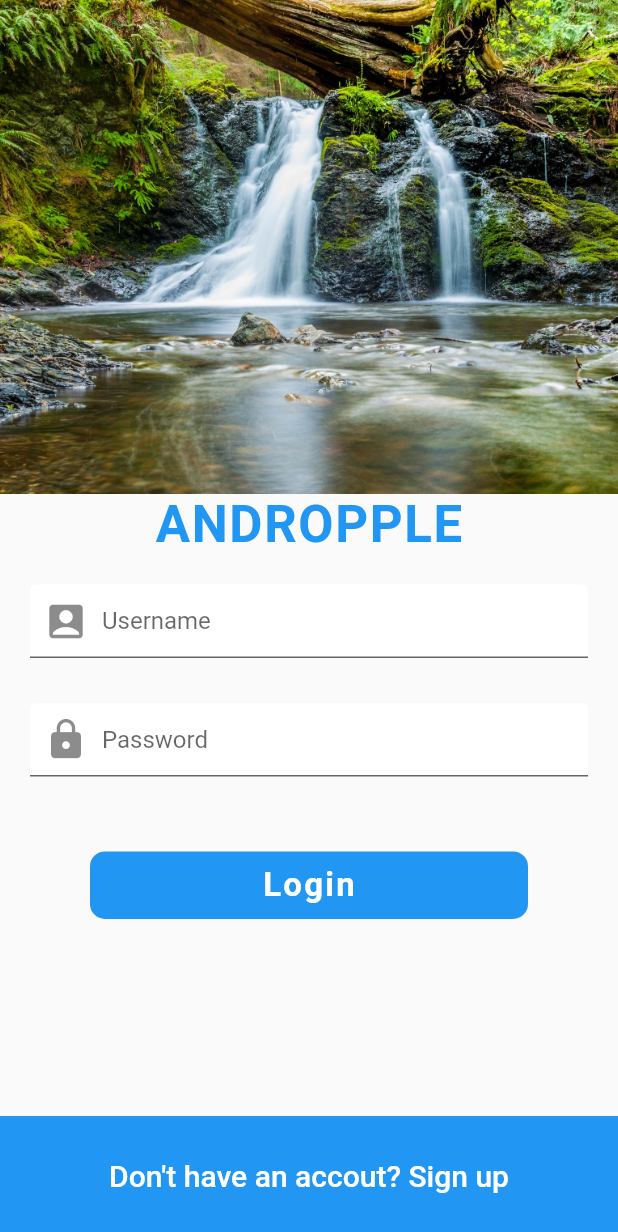
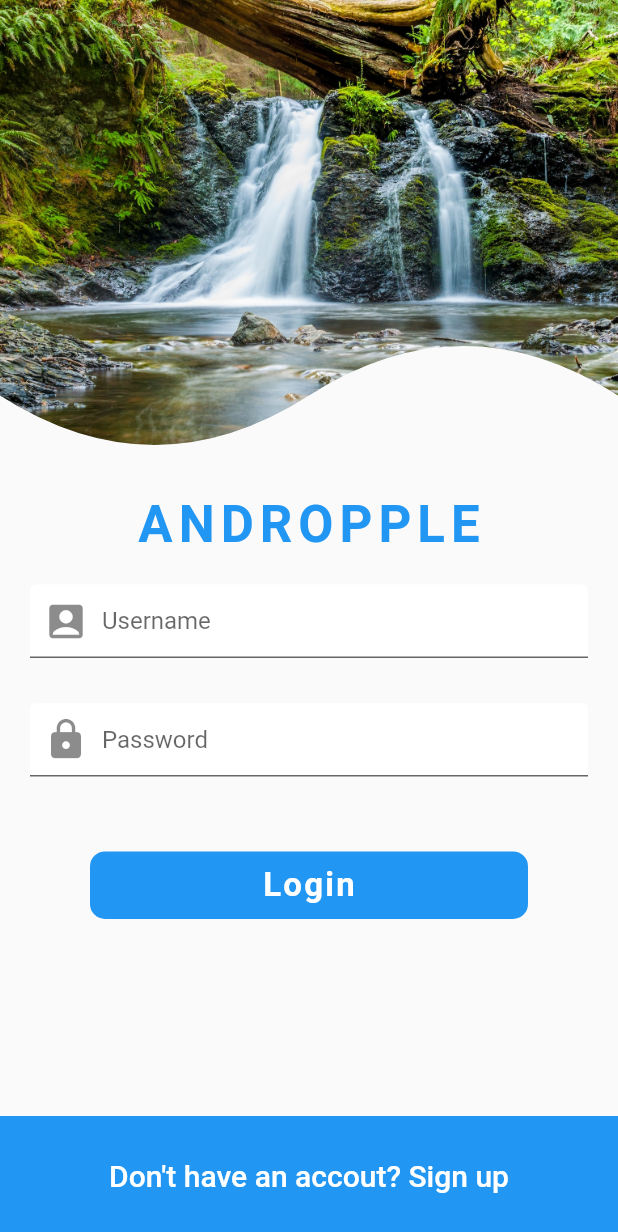
Before and after one commit to AdeelZahid/social_media_ui, a Flutter app: the screen it shows after launch, on a phone screen of 412 x 824 dp. Shown: the top 1232 px of the screen. Run offline on Flutter 3.47's test engine with Material 2 defaults, Android fonts, the phone set to English and light mode, and no system bars.

Commit message:
curve clippter is done ..

```diff
--- a/lib/screens/login_screen.dart
+++ b/lib/screens/login_screen.dart
@@ -1,4 +1,5 @@
 import 'package:flutter/material.dart';
+import 'package:social_media_ui/widgets/curve_clipper.dart';
 
 class LoginScreen extends StatefulWidget {
   @override
@@ -14,13 +15,16 @@ class _LoginScreenState extends State<LoginScreen> {
           height: MediaQuery.of(context).size.height,
           child: Column(
             children: [
-              Image(
-                height: MediaQuery.of(context).size.height / 2.5,
-                image: AssetImage(
-                  'assets/images/login_background.jpg',
+              ClipPath(
+                clipper: CurveClipper(),
+                child: Image(
+                  height: MediaQuery.of(context).size.height / 2.5,
+                  image: AssetImage(
+                    'assets/images/login_background.jpg',
+                  ),
+                  fit: BoxFit.cover,
+                  width: double.infinity,
                 ),
-                fit: BoxFit.cover,
-                width: double.infinity,
               ),
               Text(
                 'ANDROPPLE',
@@ -28,7 +32,7 @@ class _LoginScreenState extends State<LoginScreen> {
                   color: Theme.of(context).primaryColor,
                   fontSize: 34.0,
                   fontWeight: FontWeight.bold,
-                  letterSpacing: 1.1,
+                  letterSpacing: 4.0,
                 ),
               ),
               SizedBox(height: 10.0),
--- /dev/null
+++ b/lib/widgets/curve_clipper.dart
@@ -0,0 +1,36 @@
+import 'package:flutter/material.dart';
+
+class CurveClipper extends CustomClipper<Path> {
+  @override
+  Path getClip(Size size) {
+    Path path = Path();
+    path.lineTo(0, 4 * size.height / 5);
+    Offset curvePoint1 = Offset(size.width / 4, size.height);
+    Offset centerPoint = Offset(size.width / 2, 4 * size.height / 5);
+
+    path.quadraticBezierTo(
+      curvePoint1.dx,
+      curvePoint1.dy,
+      centerPoint.dx,
+      centerPoint.dy,
+    );
+    Offset curvePoint2 = Offset(3 * size.width / 4, 3 * size.height / 5);
+    Offset endPoint = Offset(size.width, 4 * size.height / 5);
+
+    path.quadraticBezierTo(
+      curvePoint2.dx,
+      curvePoint2.dy,
+      endPoint.dx,
+      endPoint.dy,
+    );
+
+    path.lineTo(size.width, 0);
+    path.close();
+    return path;
+  }
+
+  @override
+  bool shouldReclip(CustomClipper<Path> oldClipper) {
+    return false;
+  }
+}
```
